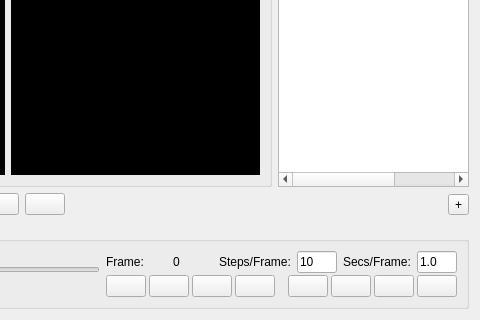
Old version of the form VPN/Evan/Nodes/TemplandNode/Designer/Tab.ui in the repository evan-society/evan-toolbox; both pictures show x 266 to 746 and y 271 to 591 of the 746 by 591 pixel window.
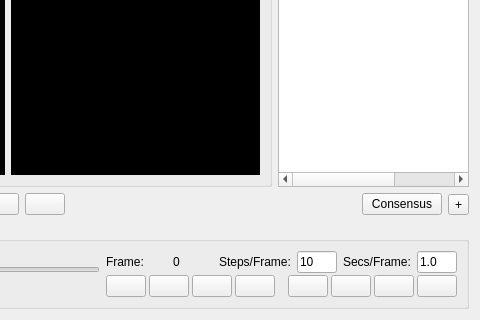
New version of the form. Icons and pictures are not drawn. Custom widgets are drawn as their Qt base class.

Commit message: YN: Preliminary consensus ability (No sliding)

The edit to the form file:
```diff
--- a/VPN/Evan/Nodes/TemplandNode/Designer/Tab.ui
+++ b/VPN/Evan/Nodes/TemplandNode/Designer/Tab.ui
@@ -295,8 +295,15 @@
       </spacer>
      </item>
      <item>
-      <widget class="QToolButton" name="m_filmShow" >
-       <property name="text" >
+      <widget class="QPushButton" name="m_consensusPB">
+       <property name="text">
+        <string>Consensus</string>
+       </property>
+      </widget>
+     </item>
+     <item>
+      <widget class="QToolButton" name="m_filmShow">
+       <property name="text">
         <string>+</string>
        </property>
        <property name="checkable" >
```
Left out of the diff: 414 changed lines with no effect on the pictures. The commit also changes 12 other files.
